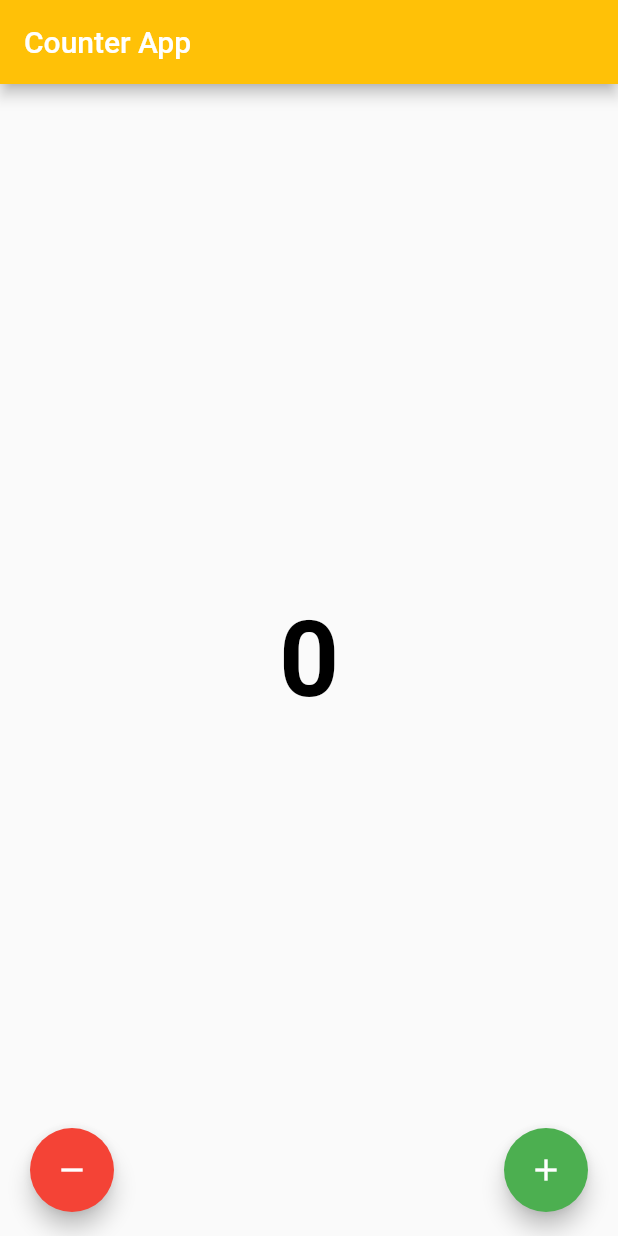
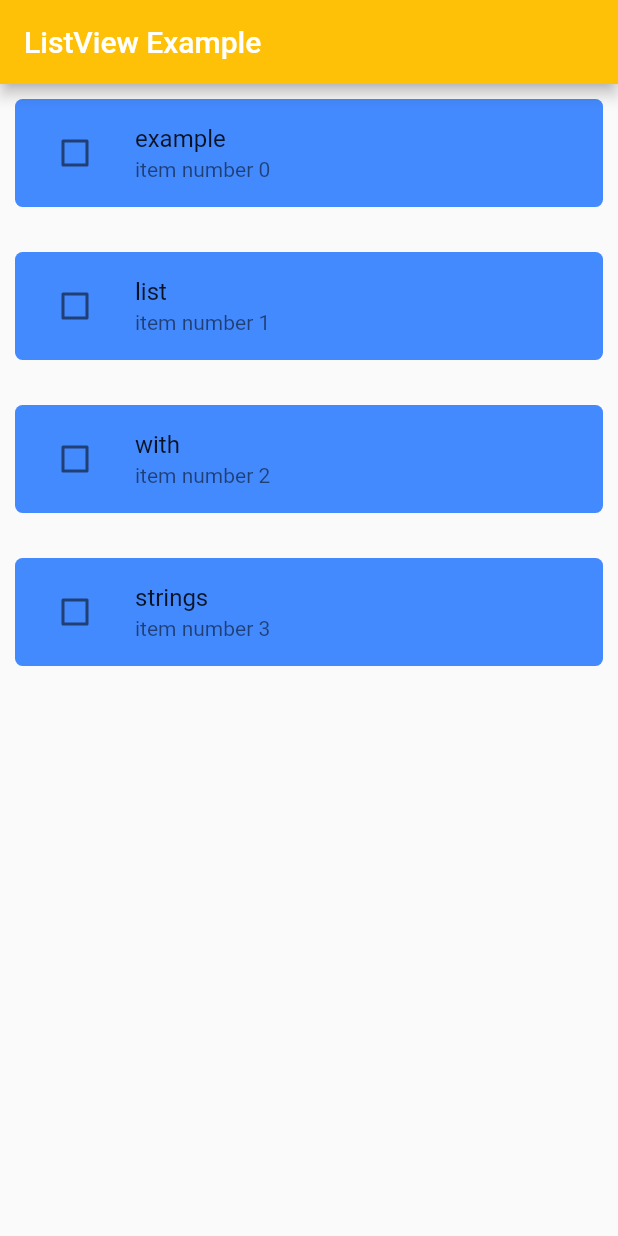
Before and after one commit to YamamotoDesu/basics, a Flutter app: the screen it shows after launch, on a phone screen of 412 x 824 dp. Run offline on Flutter 3.47's test engine with Material 2 defaults, Android fonts, the phone set to English and light mode, and no system bars.

Commit message:
Widgets - ListView + Builder

```diff
--- a/lib/main.dart
+++ b/lib/main.dart
@@ -1,7 +1,7 @@
 
 import 'package:flutter/material.dart';
 
-import 'presentation/widget_example/counter/counter_screen.dart';
+import 'presentation/widget_example/list/list_screen.dart';
 
 void main() {
   runApp(const MyApp());
@@ -16,7 +16,7 @@ class MyApp extends StatelessWidget {
       theme: ThemeData(
         appBarTheme: const AppBarTheme(backgroundColor: Colors.amber),
       ),
-      home: const CounterScreen(),
+      home: const ListScreen(),
     );
   }
 }
--- /dev/null
+++ b/lib/presentation/widget_example/list/list_screen.dart
@@ -0,0 +1,29 @@
+import 'package:basics/presentation/widget_example/list/widget/list_item.dart';
+import 'package:flutter/material.dart';
+
+class ListScreen extends StatelessWidget {
+  const ListScreen({super.key});
+
+  @override
+  Widget build(BuildContext context) {
+    List<String> example = ['example', 'list', 'with', 'strings'];
+    return Scaffold(
+        appBar: AppBar(
+          title: const Text('ListView Example'),
+        ),
+        body: Padding(
+          padding: const EdgeInsets.all(10.0),
+          child: ListView.separated(
+              itemCount: example.length,
+              separatorBuilder: (context, index) {
+                return const SizedBox(height: 30);
+              },
+              itemBuilder: (context, index) {
+                return ListItem(
+                  title: example[index],
+                  index: index,
+                );
+              }),
+        ));
+  }
+}
--- /dev/null
+++ b/lib/presentation/widget_example/list/widget/list_item.dart
@@ -0,0 +1,33 @@
+import 'package:flutter/material.dart';
+
+class ListItem extends StatefulWidget {
+  final String title;
+  final int index;
+  const ListItem({super.key, required this.title, required this.index});
+
+  @override
+  State<ListItem> createState() => _ListItemState();
+}
+
+class _ListItemState extends State<ListItem> {
+  bool _isSelected = false;
+  @override
+  Widget build(BuildContext context) {
+    return Container(
+      decoration: BoxDecoration(
+          color: Colors.blueAccent, borderRadius: BorderRadius.circular(5)),
+      child: ListTile(
+        title: Text(widget.title),
+        subtitle: Text('item number ${widget.index}'),
+        leading: Checkbox(
+          value: _isSelected,
+          onChanged: (value) {
+            setState(() {
+              _isSelected = value ?? false;
+            });
+          },
+        ),
+      ),
+    );
+  }
+}
```
